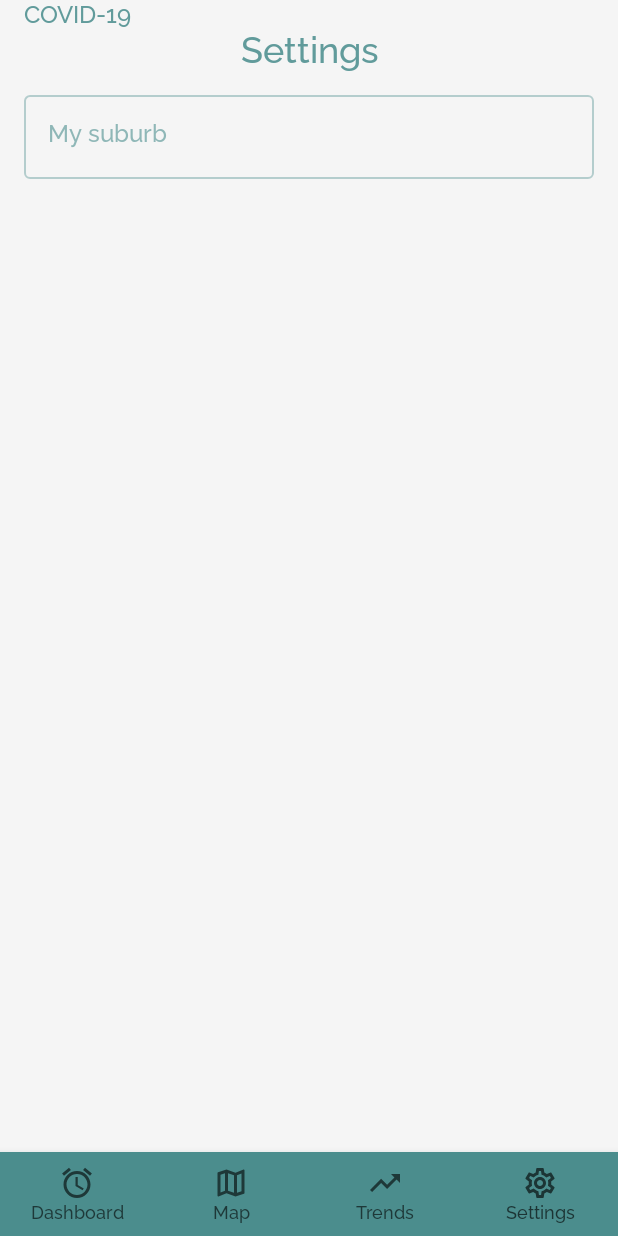
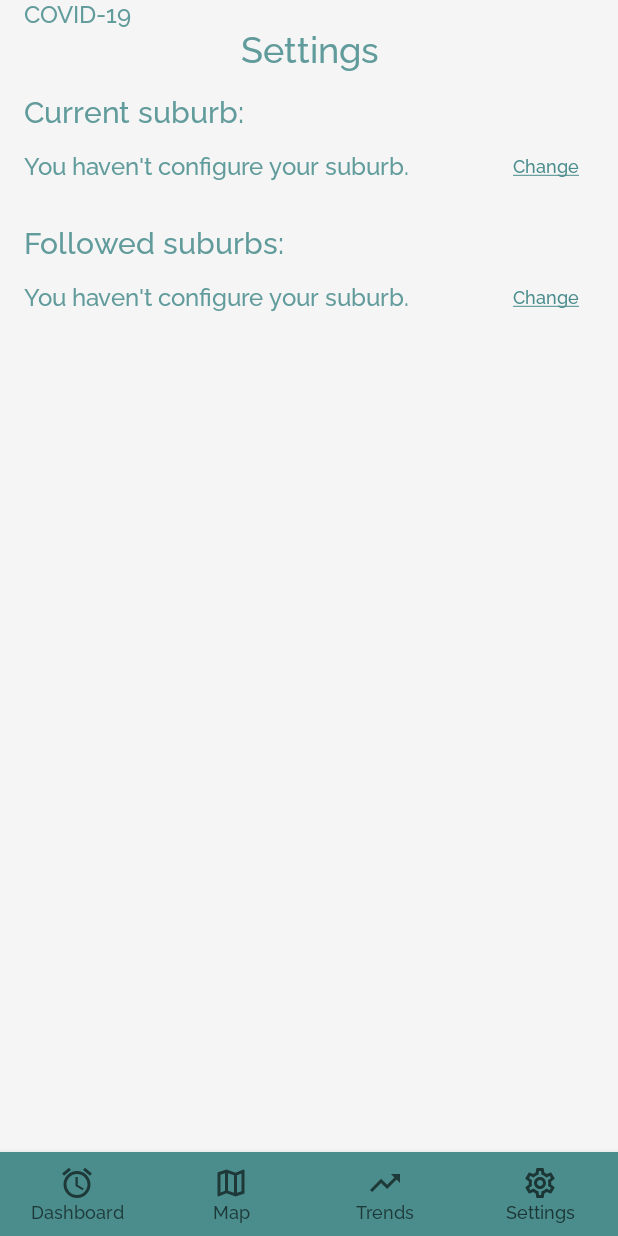
Before and after one commit to hongwei-bai/covid-suburb-au-android, an Android app built with Jetpack Compose: the MainScreen screen opened through its navigation route, item 4 of the bottom bar chosen, on a phone screen of 412 x 824 dp. Run offline under Robolectric (Android 15) with nearby library versions, the phone set to English and light mode, and no system bars; our stand-ins replace Dagger/Hilt's generated code, Room's generated code, accompanist, livedata-compose; 1 statement that could not run was skipped.

Commit message:
finish current suburb setting

```diff
--- a/app/src/main/java/com/bhw/covid_suburb_au/repository/SettingsRepository.kt
+++ b/app/src/main/java/com/bhw/covid_suburb_au/repository/SettingsRepository.kt
@@ -16,7 +16,7 @@ class SettingsRepository @Inject constructor(
     private val settingsDao: SettingsDao,
     private val auPostcodeDao: AuPostcodeDao
 ) {
-    suspend fun getPersonalSettings(): Flow<SettingsEntity> =
+    fun getPersonalSettings(): Flow<SettingsEntity> =
         settingsDao.getSettingsFlow()
 
     suspend fun getSuburbBriefByPostcode(postcode: Long): String? =
--- /dev/null
+++ b/app/src/main/java/com/bhw/covid_suburb_au/view/settings/CurrentSuburbSetting.kt
@@ -0,0 +1,92 @@
+package com.bhw.covid_suburb_au.view.settings
+
+import androidx.compose.foundation.layout.Arrangement
+import androidx.compose.foundation.layout.Row
+import androidx.compose.foundation.layout.fillMaxWidth
+import androidx.compose.foundation.layout.wrapContentWidth
+import androidx.compose.material.AlertDialog
+import androidx.compose.material.MaterialTheme
+import androidx.compose.material.Text
+import androidx.compose.material.TextButton
+import androidx.compose.runtime.Composable
+import androidx.compose.runtime.MutableState
+import androidx.compose.runtime.livedata.observeAsState
+import androidx.compose.runtime.mutableStateOf
+import androidx.compose.runtime.remember
+import androidx.compose.ui.Alignment
+import androidx.compose.ui.Modifier
+import androidx.compose.ui.res.stringResource
+import androidx.compose.ui.text.style.TextDecoration
+import androidx.hilt.navigation.compose.hiltViewModel
+import com.bhw.covid_suburb_au.R
+import com.bhw.covid_suburb_au.viewmodel.SettingsViewModel
+
+@Composable
+fun CurrentSuburbSetting() {
+    val viewModel = hiltViewModel<SettingsViewModel>()
+
+    val mySuburb = viewModel.suburb.observeAsState().value
+    val displaySuburbPickerDialog = remember { mutableStateOf(false) }
+    val displayConfirmUpdateSuburbDialog = remember { mutableStateOf(false) }
+
+    val newSuburb: MutableState<String?> = remember { mutableStateOf(null) }
+
+    Text(
+        text = stringResource(R.string.current_suburb),
+        style = MaterialTheme.typography.h6
+    )
+    Row(
+        modifier = Modifier.fillMaxWidth(),
+        verticalAlignment = Alignment.CenterVertically,
+        horizontalArrangement = Arrangement.SpaceBetween
+    ) {
+        mySuburb?.let {
+            Text(text = mySuburb)
+        } ?: Text(text = stringResource(R.string.configure_your_suburb))
+        TextButton(
+            onClick = { displaySuburbPickerDialog.value = true }
+        ) {
+            Text(
+                text = stringResource(id = R.string.change),
+                style = MaterialTheme.typography.overline,
+                textDecoration = TextDecoration.Underline,
+                modifier = Modifier.wrapContentWidth()
+            )
+        }
+        if (displaySuburbPickerDialog.value) {
+            SuburbPickerDialog {
+                displaySuburbPickerDialog.value = false
+                newSuburb.value = it
+                mySuburb?.let {
+                    displayConfirmUpdateSuburbDialog.value = true
+                } ?: newSuburb.value?.let { newSuburbValue ->
+                    viewModel.setMySuburb(newSuburbValue)
+                }
+            }
+        }
+        if (displayConfirmUpdateSuburbDialog.value) {
+            mySuburb?.let {
+                newSuburb.value?.let { newSuburbValue ->
+                    AlertDialog(
+                        onDismissRequest = { displayConfirmUpdateSuburbDialog.value = false },
+                        title = { Text(text = stringResource(id = R.string.replace_suburb_title)) },
+                        text = { Text(text = stringResource(id = R.string.replace_suburb_message, mySuburb, newSuburbValue)) },
+                        confirmButton = {
+                            TextButton(onClick = {
+                                viewModel.setMySuburb(newSuburbValue)
+                                displayConfirmUpdateSuburbDialog.value = false
+                            }) {
+                                Text(text = stringResource(id = R.string.update))
+                            }
+                        },
+                        dismissButton = {
+                            TextButton(onClick = { displayConfirmUpdateSuburbDialog.value = false }) {
+                                Text(text = stringResource(id = R.string.cancel))
+                            }
+                        }
+                    )
+                }
+            }
+        }
+    }
+}
--- /dev/null
+++ b/app/src/main/java/com/bhw/covid_suburb_au/view/settings/FollowedSuburbsSetting.kt
@@ -0,0 +1,92 @@
+package com.bhw.covid_suburb_au.view.settings
+
+import androidx.compose.foundation.layout.Arrangement
+import androidx.compose.foundation.layout.Row
+import androidx.compose.foundation.layout.fillMaxWidth
+import androidx.compose.foundation.layout.wrapContentWidth
+import androidx.compose.material.AlertDialog
+import androidx.compose.material.MaterialTheme
+import androidx.compose.material.Text
+import androidx.compose.material.TextButton
+import androidx.compose.runtime.Composable
+import androidx.compose.runtime.MutableState
+import androidx.compose.runtime.livedata.observeAsState
+import androidx.compose.runtime.mutableStateOf
+import androidx.compose.runtime.remember
+import androidx.compose.ui.Alignment
+import androidx.compose.ui.Modifier
+import androidx.compose.ui.res.stringResource
+import androidx.compose.ui.text.style.TextDecoration
+import androidx.hilt.navigation.compose.hiltViewModel
+import com.bhw.covid_suburb_au.R
+import com.bhw.covid_suburb_au.viewmodel.SettingsViewModel
+
+@Composable
+fun FollowedSuburbsSetting() {
+    val viewModel = hiltViewModel<SettingsViewModel>()
+
+    val mySuburb = viewModel.suburb.observeAsState().value
+    val displaySuburbPickerDialog = remember { mutableStateOf(false) }
+    val displayConfirmUpdateSuburbDialog = remember { mutableStateOf(false) }
+
+    val newSuburb: MutableState<String?> = remember { mutableStateOf(null) }
+
+    Text(
+        text = stringResource(R.string.followed_suburbs),
+        style = MaterialTheme.typography.h6
+    )
+    Row(
+        modifier = Modifier.fillMaxWidth(),
+        verticalAlignment = Alignment.CenterVertically,
+        horizontalArrangement = Arrangement.SpaceBetween
+    ) {
+        mySuburb?.let {
+            Text(text = mySuburb)
+        } ?: Text(text = stringResource(R.string.configure_your_suburb))
+        TextButton(
+            onClick = { displaySuburbPickerDialog.value = true }
+        ) {
+            Text(
+                text = stringResource(id = R.string.change),
+                style = MaterialTheme.typography.overline,
+                textDecoration = TextDecoration.Underline,
+                modifier = Modifier.wrapContentWidth()
+            )
+        }
+        if (displaySuburbPickerDialog.value) {
+            SuburbPickerDialog {
+                displaySuburbPickerDialog.value = false
+                newSuburb.value = it
+                mySuburb?.let {
+                    displayConfirmUpdateSuburbDialog.value = true
+                } ?: newSuburb.value?.let { newSuburbValue ->
+                    viewModel.setMySuburb(newSuburbValue)
+                }
+            }
+        }
+        if (displayConfirmUpdateSuburbDialog.value) {
+            mySuburb?.let {
+                newSuburb.value?.let { newSuburbValue ->
+                    AlertDialog(
+                        onDismissRequest = { displayConfirmUpdateSuburbDialog.value = false },
+                        title = { Text(text = stringResource(id = R.string.replace_suburb_title)) },
+                        text = { Text(text = stringResource(id = R.string.replace_suburb_message, mySuburb, newSuburbValue)) },
+                        confirmButton = {
+                            TextButton(onClick = {
+                                viewModel.setMySuburb(newSuburbValue)
+                                displayConfirmUpdateSuburbDialog.value = false
+                            }) {
+                                Text(text = stringResource(id = R.string.update))
+                            }
+                        },
+                        dismissButton = {
+                            TextButton(onClick = { displayConfirmUpdateSuburbDialog.value = false }) {
+                                Text(text = stringResource(id = R.string.cancel))
+                            }
+                        }
+                    )
+                }
+            }
+        }
+    }
+}
--- a/app/src/main/java/com/bhw/covid_suburb_au/view/settings/MySuburbInputText.kt
+++ /dev/null
@@ -1,58 +0,0 @@
-package com.bhw.covid_suburb_au.view.settings
-
-import android.util.Log
-import androidx.compose.foundation.layout.Column
-import androidx.compose.foundation.layout.padding
-import androidx.compose.material.DropdownMenu
-import androidx.compose.material.MaterialTheme
-import androidx.compose.material.OutlinedTextField
-import androidx.compose.material.Text
-import androidx.compose.runtime.Composable
-import androidx.compose.runtime.mutableStateOf
-import androidx.compose.runtime.remember
-import androidx.compose.ui.Modifier
-import androidx.compose.ui.unit.dp
-import androidx.compose.ui.window.PopupProperties
-import com.bhw.covid_suburb_au.view.settings.viewobject.SuburbNameViewObject
-
-@Composable
-fun MySuburbInputText(
-    viewObject: SuburbNameViewObject?,
-    modifier: Modifier = Modifier,
-    onChange: (String) -> Unit
-) {
-    Log.d("bbbb", "compose MySuburbInputText: $viewObject")
-    val list = viewObject?.suggestions
-    val inputText = remember { mutableStateOf("") }
-    val expanded = remember { mutableStateOf(false) }
-    expanded.value = !list.isNullOrEmpty()
-
-    Column {
-        OutlinedTextField(
-            value = inputText.value,
-            onValueChange = {
-                inputText.value = it
-                onChange.invoke(it)
-            },
-            label = { Text("My suburb") },
-            modifier = modifier
-        )
-        DropdownMenu(
-            expanded = expanded.value,
-            modifier = Modifier.padding(start = 12.dp, end = 12.dp),
-            properties = PopupProperties(focusable = false),
-            onDismissRequest = { expanded.value = false }) {
-            list?.forEachIndexed { i, item ->
-                if (i == 0) {
-                    Text(
-                        text = item,
-                        style = MaterialTheme.typography.h6,
-                        modifier = Modifier.padding(bottom = 8.dp)
-                    )
-                } else {
-                    Text(text = item)
-                }
-            }
-        }
-    }
-}
--- a/app/src/main/java/com/bhw/covid_suburb_au/view/settings/Settings.kt
+++ b/app/src/main/java/com/bhw/covid_suburb_au/view/settings/Settings.kt
@@ -9,9 +9,11 @@ import androidx.compose.runtime.Composable
 import androidx.compose.runtime.livedata.observeAsState
 import androidx.compose.ui.Alignment
 import androidx.compose.ui.Modifier
+import androidx.compose.ui.res.stringResource
 import androidx.compose.ui.text.style.TextAlign
 import androidx.compose.ui.unit.dp
 import androidx.hilt.navigation.compose.hiltViewModel
+import com.bhw.covid_suburb_au.R
 import com.bhw.covid_suburb_au.viewmodel.SettingsViewModel
 import com.google.accompanist.swiperefresh.SwipeRefresh
 import com.google.accompanist.swiperefresh.rememberSwipeRefreshState
@@ -19,8 +21,6 @@ import com.google.accompanist.swiperefresh.rememberSwipeRefreshState
 @Composable
 fun Settings() {
     val viewModel = hiltViewModel<SettingsViewModel>()
-
-    val suburbName = viewModel.suburbName.observeAsState().value
 
     SwipeRefresh(
         state = rememberSwipeRefreshState(viewModel.isRefreshing.observeAsState().value == true),
@@ -30,29 +30,26 @@ fun Settings() {
             .padding(start = 16.dp, end = 16.dp)
     ) {
         Column(
-            horizontalAlignment = Alignment.CenterHorizontally,
+            horizontalAlignment = Alignment.Start,
             modifier = Modifier
                 .fillMaxSize()
                 .verticalScroll(rememberScrollState())
         ) {
             Text(
-                text = "COVID-19",
+                text = stringResource(id = R.string.covid),
                 textAlign = TextAlign.Start,
                 modifier = Modifier.fillMaxWidth()
             )
             Text(
-                text = "Settings",
+                text = stringResource(id = R.string.settings),
                 style = MaterialTheme.typography.h5,
                 textAlign = TextAlign.Center,
                 modifier = Modifier.fillMaxWidth()
             )
-            Spacer(modifier = Modifier.size(8.dp))
-            MySuburbInputText(
-                viewObject = suburbName,
-                modifier = Modifier.fillMaxWidth()
-            ) {
-                viewModel.setInputPostcode(it)
-            }
+            Spacer(modifier = Modifier.size(16.dp))
+            CurrentSuburbSetting()
+            Spacer(modifier = Modifier.size(16.dp))
+            FollowedSuburbsSetting()
         }
     }
 }
--- a/app/src/main/java/com/bhw/covid_suburb_au/view/settings/viewobject/SuburbNameViewObject.kt
+++ /dev/null
@@ -1,6 +0,0 @@
-package com.bhw.covid_suburb_au.view.settings.viewobject
-
-data class SuburbNameViewObject(
-    val selectedSuburb: String? = null,
-    val suggestions: List<String> = emptyList()
-)
--- a/app/src/main/res/values/strings.xml
+++ b/app/src/main/res/values/strings.xml
@@ -7,4 +7,19 @@
     <string name="snack_bar_data_up_to_date">Your data is up to date.</string>
     <string name="snack_bar_service_error">Oops! Something is wrong, please try again later.</string>
 
+    <string name="covid">COVID-19</string>
+    <string name="settings">Settings</string>
+
+    <string name="change">Change</string>
+    <string name="current_suburb">Current suburb:</string>
+    <string name="save">Save</string>
+    <string name="select_suburb">Please enter postcode to search:</string>
+    <string name="configure_your_suburb">You haven\'t configure your suburb.</string>
+
+    <string name="replace_suburb_title">Alert</string>
+    <string name="replace_suburb_message">Are you sure you want to update your suburb from %1$s to %2$s?</string>
+    <string name="update">Update</string>
+    <string name="cancel">Cancel</string>
+
+    <string name="followed_suburbs">Followed suburbs:</string>
 </resources>
```
Also changed, not shown: app/src/main/java/com/bhw/covid_suburb_au/view/settings/SuburbPickerDialog.kt (added, +87 -0 lines), app/src/main/java/com/bhw/covid_suburb_au/viewmodel/SettingsViewModel.kt (+24 -17 lines).
